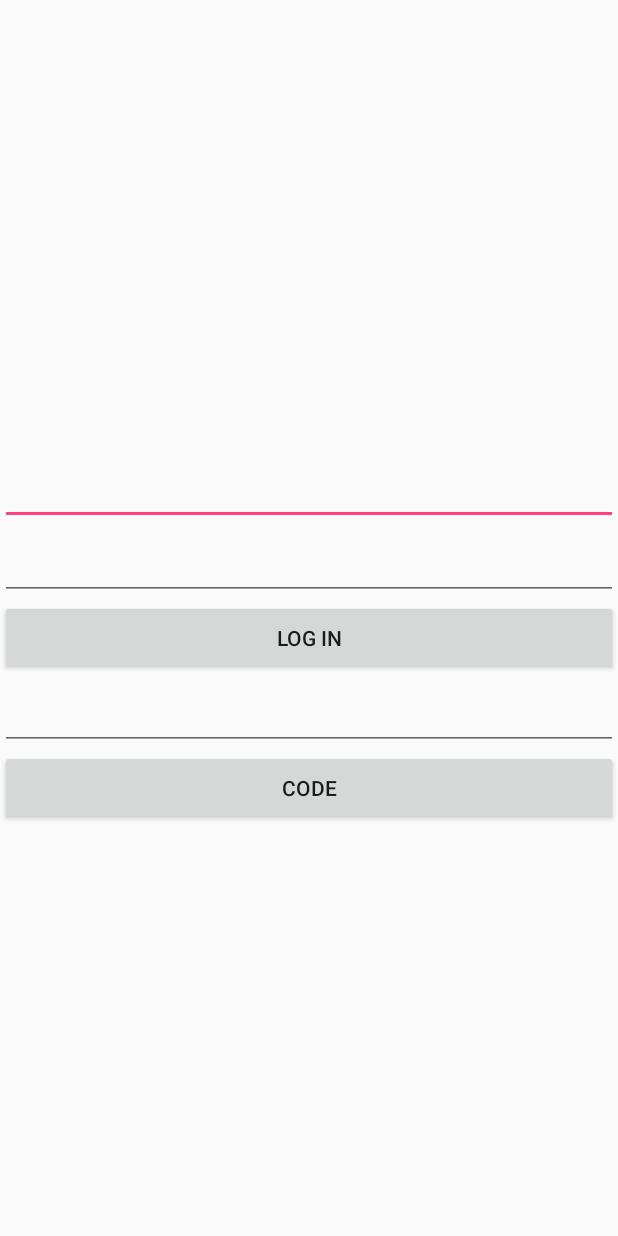
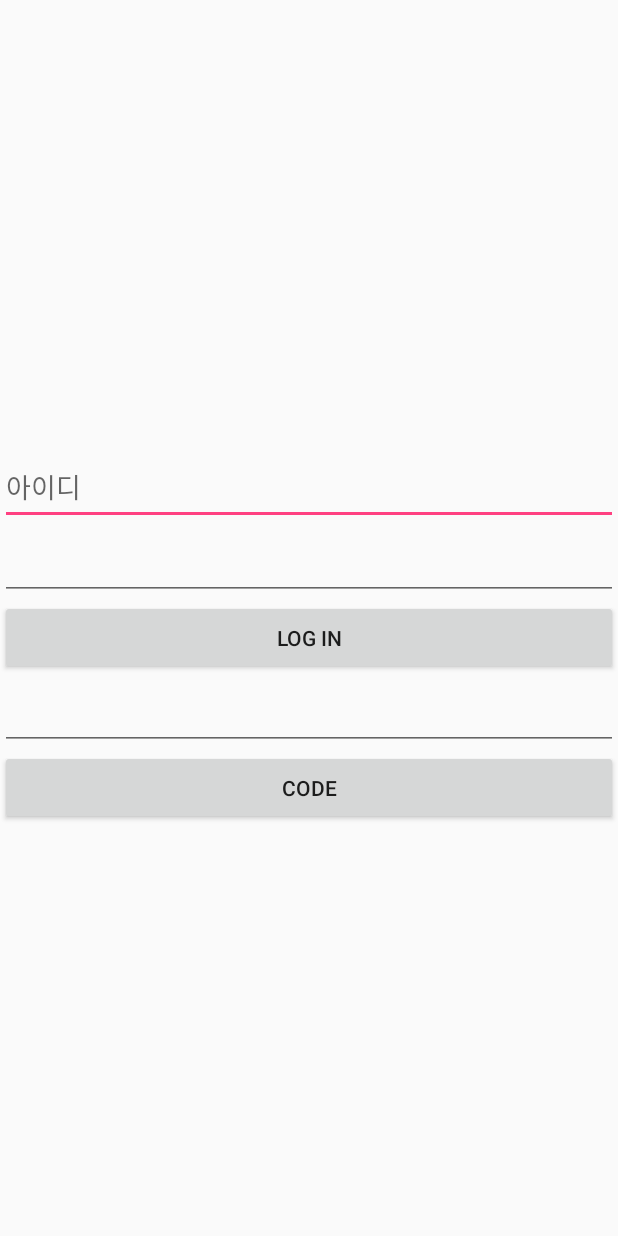
Before and after one commit to highsare/RhythmiCal_App, an Android app: the screen it shows after launch (MainActivity), on a phone screen of 412 x 824 dp. Run offline under Robolectric (Android 15) with nearby library versions, the phone set to English and light mode, and no system bars.

Commit message:
안드로이드 커밋 테스트입니당

```diff
--- a/app/src/main/res/layout/activity_main.xml
+++ b/app/src/main/res/layout/activity_main.xml
@@ -8,6 +8,7 @@
     <EditText
         android:id="@+id/idEt"
         android:layout_width="match_parent"
+        android:hint="아이디"
         android:layout_height="50dp"
         android:layout_marginTop="300dp"/>
     <EditText
```
